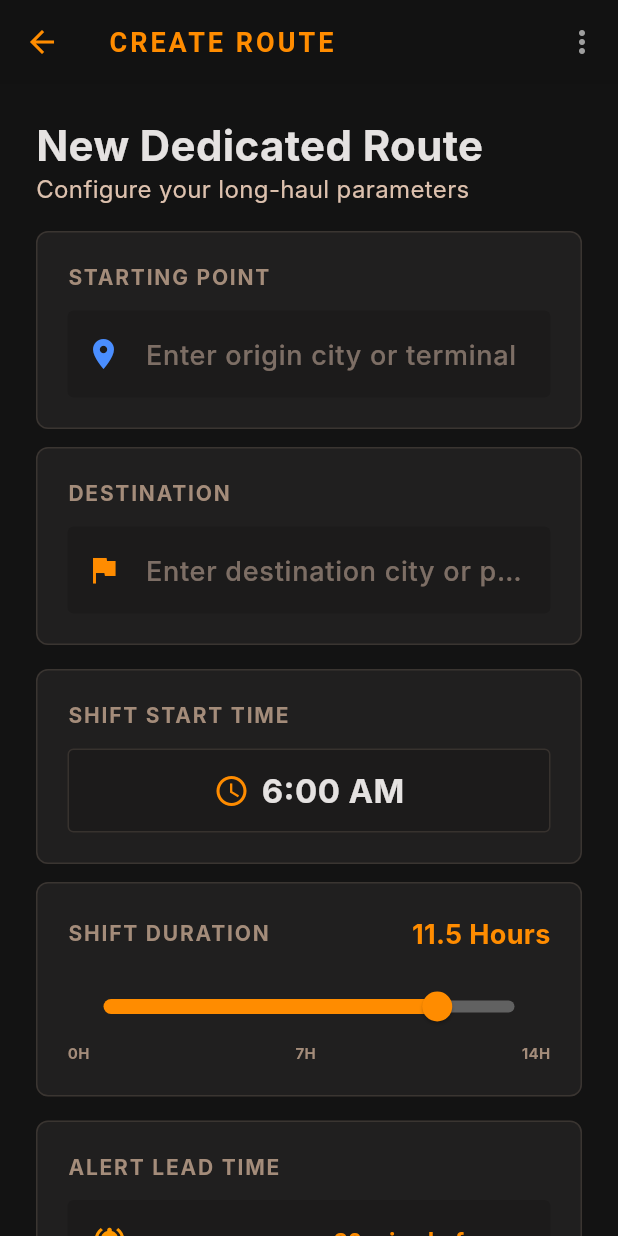
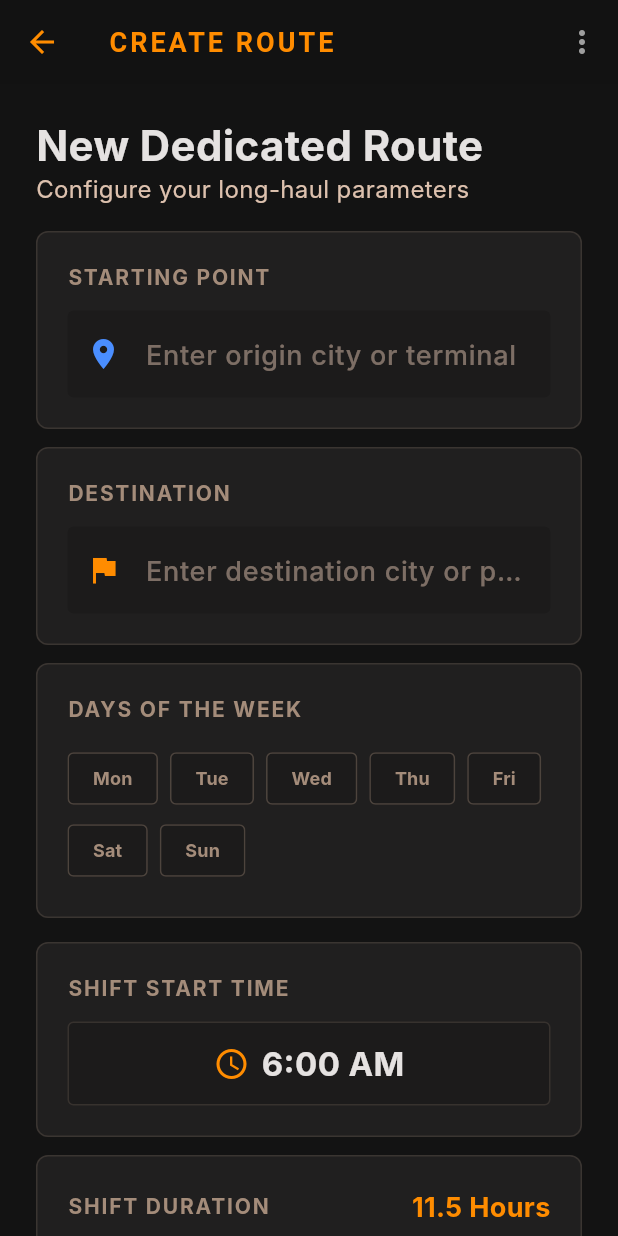
Before and after one commit to kjh311/route-alerts, a Flutter app: the CreateRouteScreen screen opened directly, on a phone screen of 412 x 824 dp. Run offline on Flutter 3.47's test engine with Material 3 defaults, Android fonts, the phone set to English and light mode, and no system bars; our stand-ins replace dio, flutter_bloc, flutter_dotenv, google_maps_flutter, google_sign_in, supabase_flutter; missing offline and left inert: dart:js, google_polyline_algorithm, google_sign_in_platform_interface, purchases_flutter; accounts and stored records are empty; Roboto replaces fonts that are missing (Inter); statements that could not run were skipped.

Commit message:
days of driving

```diff
--- a/lib/models/route_model.dart
+++ b/lib/models/route_model.dart
@@ -9,6 +9,7 @@ class RouteModel {
   final int alertLeadMinutes;
   final List<dynamic> waypoints;
   final String routePolyline;
+  final List<String> drivingDays;
   final int delayMinutes;
   final String weatherCondition;
   final DateTime? updatedAt;
@@ -23,6 +24,7 @@ class RouteModel {
     required this.alertLeadMinutes,
     required this.waypoints,
     required this.routePolyline,
+    this.drivingDays = const [],
     this.delayMinutes = 0,
     this.weatherCondition = 'Clear',
     this.updatedAt,
@@ -39,6 +41,7 @@ class RouteModel {
       alertLeadMinutes: json['alert_lead_minutes'] as int,
       waypoints: json['waypoints'] as List<dynamic>,
       routePolyline: json['route_polyline'] as String,
+      drivingDays: List<String>.from(json['driving_days'] ?? []),
       delayMinutes: json['delay_minutes'] as int,
       weatherCondition: json['weather_condition'] as String,
       updatedAt: json['updated_at'] != null ? DateTime.parse(json['updated_at'] as String) : null,
@@ -56,6 +59,7 @@ class RouteModel {
       'alert_lead_minutes': alertLeadMinutes,
       'waypoints': waypoints,
       'route_polyline': routePolyline,
+      'driving_days': drivingDays,
       'delay_minutes': delayMinutes,
       'weather_condition': weatherCondition,
     };
--- a/lib/screens/create_route_screen.dart
+++ b/lib/screens/create_route_screen.dart
@@ -42,6 +42,9 @@ class _CreateRouteScreenState extends State<CreateRouteScreen> {
   TimeOfDay _startTime = const TimeOfDay(hour: 6, minute: 0);
   double _duration = 11.5;
   int _alertLeadTime = 30;
+  List<String> _selectedDays = [];
+
+  final List<String> _daysOfWeek = ['Mon', 'Tue', 'Wed', 'Thu', 'Fri', 'Sat', 'Sun'];
 
   @override
   void initState() {
@@ -55,6 +58,7 @@ class _CreateRouteScreenState extends State<CreateRouteScreen> {
       _alertLeadTime = route.alertLeadMinutes;
       _generatedWaypoints = List<Map<String, dynamic>>.from(route.waypoints);
       _encodedPolyline = route.routePolyline;
+      _selectedDays = List<String>.from(route.drivingDays);
 
       // Setup map data
       _startData = {'description': route.originName};
@@ -164,6 +168,43 @@ class _CreateRouteScreenState extends State<CreateRouteScreen> {
                     onSelected: (desc, lat, lng) {
                       _handleLocationSelection(false, desc, lat, lng);
                     },
+                  ),
+                ),
+                const SizedBox(height: AppDesignSystem.stackGap),
+
+                // Driving Days Selection
+                _buildBentoCard(
+                  label: 'Days of the Week',
+                  child: Wrap(
+                    spacing: 8,
+                    runSpacing: 0,
+                    children: _daysOfWeek.map((day) {
+                      final isSelected = _selectedDays.contains(day);
+                      return FilterChip(
+                        label: Text(day, style: TextStyle(
+                          color: isSelected ? AppDesignSystem.onPrimary : AppDesignSystem.outline,
+                          fontSize: 12,
+                          fontWeight: FontWeight.bold,
+                        )),
+                        selected: isSelected,
+                        onSelected: isViewing ? null : (selected) {
+                          setState(() {
+                            if (selected) {
+                              _selectedDays.add(day);
+                            } else {
+                              _selectedDays.remove(day);
+                            }
+                          });
+                        },
+                        selectedColor: AppDesignSystem.primary,
+                        checkmarkColor: AppDesignSystem.onPrimary,
+                        backgroundColor: AppDesignSystem.surfaceContainerLow,
+                        shape: RoundedRectangleBorder(
+                          borderRadius: BorderRadius.circular(AppDesignSystem.radiusSmall),
+                          side: BorderSide(color: isSelected ? AppDesignSystem.primary : AppDesignSystem.outline.withOpacity(0.2)),
+                        ),
+                      );
+                    }).toList(),
                   ),
                 ),
                 const SizedBox(height: AppDesignSystem.gutter),
@@ -624,6 +665,11 @@ class _CreateRouteScreenState extends State<CreateRouteScreen> {
       _startTime.minute,
     );
 
+    if (_selectedDays.isEmpty) {
+      ScaffoldMessenger.of(context).showSnackBar(const SnackBar(content: Text('Please select at least one driving day')));
+      return;
+    }
+
     final route = RouteModel(
       userId: userId,
       originName: _startController.text,
@@ -632,6 +678,7 @@ class _CreateRouteScreenState extends State<CreateRouteScreen> {
       alertLeadMinutes: _alertLeadTime,
       waypoints: _generatedWaypoints,
       routePolyline: _encodedPolyline,
+      drivingDays: _selectedDays,
     );
 
     context.read<RouteCubit>().saveRoute(route);
```
